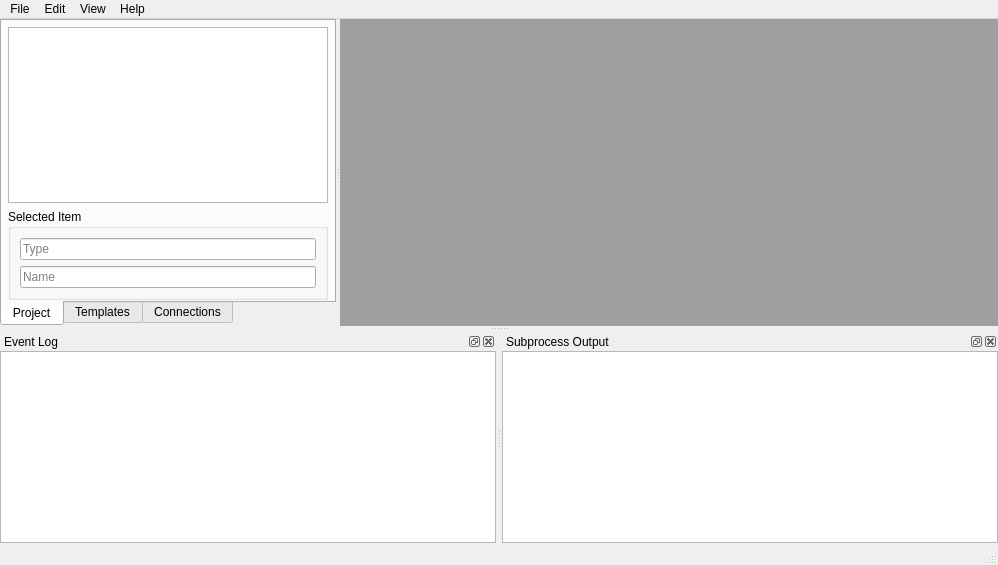
Above: spinetoolbox/ui/mainwindow.ui from spine-tools/Spine-Toolbox before the change. Below: the same form after it.
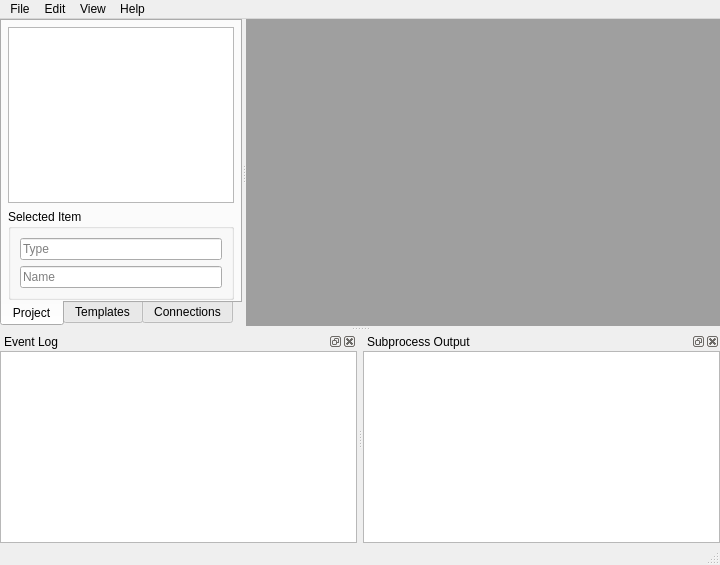
That is the form after the change. Icons and pictures are not drawn. Custom widgets are drawn as their Qt base class.

Commit message: Link view support okish

```diff
--- a/spinetoolbox/ui/mainwindow.ui
+++ b/spinetoolbox/ui/mainwindow.ui
@@ -26,7 +26,7 @@
    <rect>
     <x>0</x>
     <y>0</y>
-    <width>998</width>
+    <width>720</width>
     <height>565</height>
    </rect>
   </property>
@@ -356,18 +356,6 @@
          <verstretch>0</verstretch>
         </sizepolicy>
        </property>
-       <property name="verticalScrollBarPolicy">
-        <enum>Qt::ScrollBarAsNeeded</enum>
-       </property>
-       <property name="horizontalScrollBarPolicy">
-        <enum>Qt::ScrollBarAsNeeded</enum>
-       </property>
-       <property name="viewMode">
-        <enum>QMdiArea::SubWindowView</enum>
-       </property>
-       <property name="tabsMovable">
-        <bool>false</bool>
-       </property>
       </widget>
      </widget>
     </item>
@@ -378,8 +366,8 @@
     <rect>
      <x>0</x>
      <y>0</y>
-     <width>998</width>
-     <height>21</height>
+     <width>720</width>
+     <height>25</height>
     </rect>
    </property>
    <widget class="QMenu" name="menuFile">
```
Left out of the diff: 4 changed lines with no effect on the pictures. The commit also changes 10 other files.
